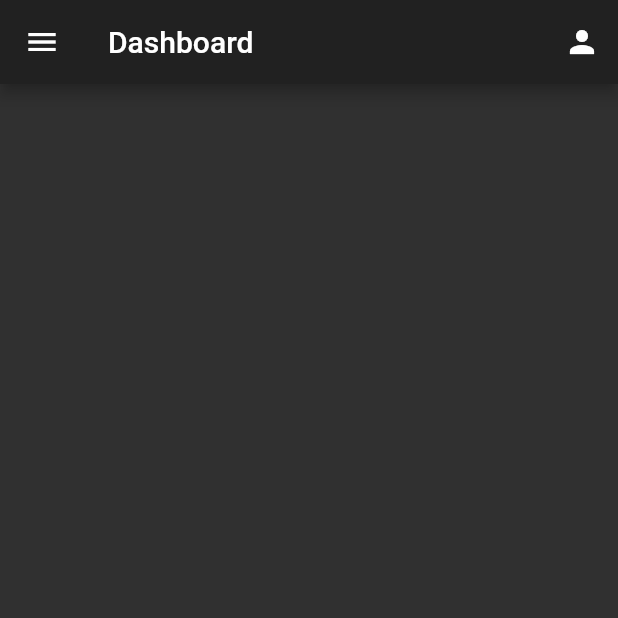
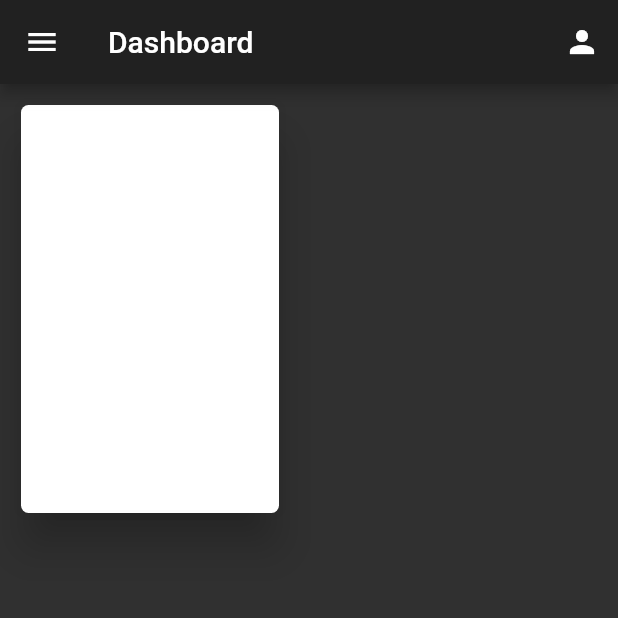
Before and after one commit to WhiteHorse101/Notes-App, a Flutter app: the Home screen opened directly, on a phone screen of 412 x 824 dp, the top half of it. Run offline on Flutter 3.47's test engine with Material 2 defaults, Android fonts, the phone set to English and light mode, and no system bars.

Commit message:
Chnages in Ui

```diff
--- a/lib/Screens/Welcome/Profile.dart
+++ b/lib/Screens/Welcome/Profile.dart
@@ -1,5 +1,6 @@
 import 'package:flutter/material.dart';
 
+// This is still incomplete
 class Profile extends StatelessWidget {
   @override
   Widget build(BuildContext context) {
@@ -15,10 +16,12 @@ class Profile extends StatelessWidget {
             child: Stack(
               children: <Widget>[
                 Container(
-                  decoration: BoxDecoration(
-                    image: DecorationImage(
-                      image: AssetImage("assets/images/profileback.png"),
-                      fit: BoxFit.cover,
+                  width: (MediaQuery.of(context).size.width),
+                  height: 300,
+                  child: Card(
+                    color: Color(0xff262A34),
+                    shape: RoundedRectangleBorder(
+                      borderRadius: BorderRadius.circular(5.0),
                     ),
                   ),
                 )
--- a/lib/Screens/Welcome/home.dart
+++ b/lib/Screens/Welcome/home.dart
@@ -1,3 +1,4 @@
+import 'package:flutter/cupertino.dart';
 import 'package:flutter/material.dart';
 import 'Profile.dart';
 
@@ -5,7 +6,10 @@ class Home extends StatelessWidget {
   @override
   Widget build(BuildContext context) {
     return Scaffold(
-      resizeToAvoidBottomInset: false,
+        resizeToAvoidBottomInset:
+            false, // Do not delete this line of code this saves the code from Null Safety
+
+        // Appbar Code
         appBar: AppBar(
           title: Text("Dashboard"),
           actions: <Widget>[
@@ -23,7 +27,111 @@ class Home extends StatelessWidget {
             )
           ],
         ),
-      drawer: Drawer(),
-    );
+
+        // Side Drawer Code
+        drawer: Drawer(
+          child: ListView(
+            padding: EdgeInsets.zero,
+            children: <Widget>[
+              DrawerHeader(
+                decoration: BoxDecoration(
+                  color: Colors.blue,
+                ),
+                child: Text(
+                  'Notes App',
+                  style: TextStyle(fontSize: 45),
+                ),
+              ),
+              ListTile(
+                title: Text(
+                  "Add New Note",
+                  style: TextStyle(fontSize: 20),
+                ),
+                onTap: () {},
+              ),
+              ListTile(
+                title: Text(
+                  "Reminders",
+                  style: TextStyle(fontSize: 20),
+                ),
+                onTap: () {},
+              ),
+              Divider(
+                color: Colors.white,
+              ),
+              ListTile(
+                title: Text(
+                  "Trash",
+                  style: TextStyle(fontSize: 20),
+                ),
+                onTap: () {},
+              ),
+              ListTile(
+                title: Text(
+                  "Edit Note",
+                  style: TextStyle(fontSize: 20),
+                ),
+                onTap: () {},
+              ),
+              Divider(
+                color: Colors.white,
+              ),
+              ListTile(
+                title: Text(
+                  "Setting",
+                  style: TextStyle(fontSize: 20),
+                ),
+                onTap: () {},
+              ),
+              ListTile(
+                title: Text(
+                  "About Us",
+                  style: TextStyle(fontSize: 20),
+                ),
+                onTap: () {},
+              ),
+              Divider(
+                color: Colors.white,
+              ),
+              ListTile(
+                title: Text(
+                  "Chnage Theme",
+                  style: TextStyle(fontSize: 20),
+                ),
+                onTap: () {},
+              )
+            ],
+          ),
+        ),
+        body: SingleChildScrollView(
+          child: Column(
+            children: <Widget>[
+              Container(
+                child: Stack(
+                  children: <Widget>[
+                    // Code to create a card and identify the gestures
+                    GestureDetector(
+                      onTap: () {
+                        print("Card Tapped");
+                      },
+                      child: Container(
+                        width: 200,
+                        height: 300,
+                        padding: EdgeInsets.all(10.0),
+                        child: Card(
+                          shape: RoundedRectangleBorder(
+                            borderRadius: BorderRadius.circular(5.0),
+                          ),
+                          color: Colors.white,
+                          elevation: 12,
+                        ),
+                      ),
+                    ),
+                  ],
+                ),
+              )
+            ],
+          ),
+        ));
   }
 }
--- a/lib/Screens/Welcome/login.dart
+++ b/lib/Screens/Welcome/login.dart
@@ -3,6 +3,7 @@ import 'package:flutter/material.dart';
 import './signup.dart';
 import './home.dart';
 
+// Add you database conectivity here for login
 class Login extends StatelessWidget {
   @override
   Widget build(BuildContext context) {
@@ -92,6 +93,7 @@ class Login extends StatelessWidget {
                       text: "Forgot Password ?",
                       recognizer: TapGestureRecognizer()
                         ..onTap = () {
+                          // Pass your forgot password code here
                           print("Forgot Password Pressed");
                         },
                       style: TextStyle(fontSize: 15),
--- a/lib/Screens/Welcome/signup.dart
+++ b/lib/Screens/Welcome/signup.dart
@@ -1,6 +1,7 @@
 import 'package:flutter/material.dart';
 import './login.dart';
 
+// Add you database conectivity here for signup
 class Signup extends StatelessWidget {
   @override
   Widget build(BuildContext context) {
```
Lines whose indentation alone changed are shown as unchanged.
